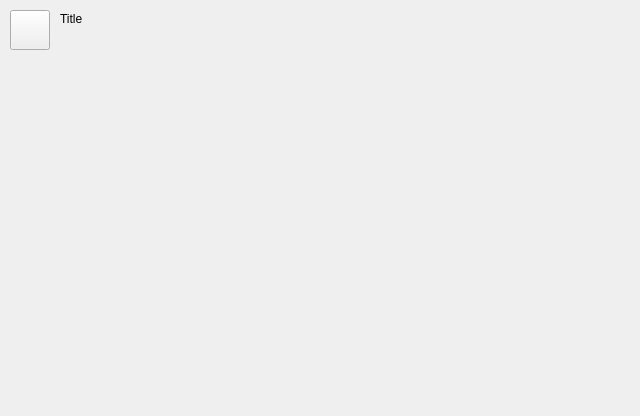
This is tiberius/widget/entertainmentadvisorwidget.ui in jeffmeese/tiberius as Qt 5 draws it before an edit. The edited form follows.
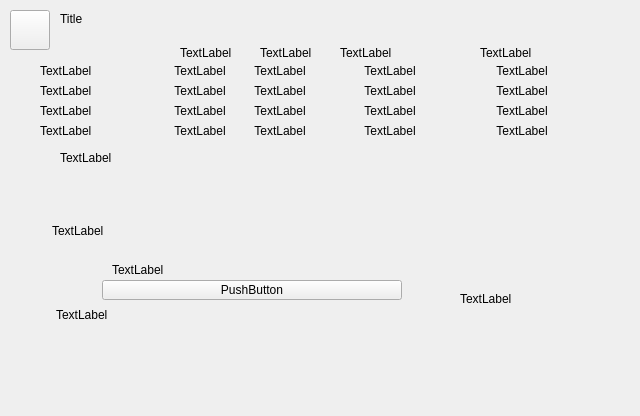
This is the edited form. Custom widgets are drawn as their Qt base class.

```diff
--- a/tiberius/widget/entertainmentadvisorwidget.ui
+++ b/tiberius/widget/entertainmentadvisorwidget.ui
@@ -42,6 +42,542 @@
     <set>Qt::AlignLeading|Qt::AlignLeft|Qt::AlignTop</set>
    </property>
   </widget>
+  <widget class="MessageWidget" name="cEntertainmentArea" native="true">
+   <property name="geometry">
+    <rect>
+     <x>32</x>
+     <y>60</y>
+     <width>576</width>
+     <height>80</height>
+    </rect>
+   </property>
+  </widget>
+  <widget class="MessageWidget" name="cFestivalArea" native="true">
+   <property name="geometry">
+    <rect>
+     <x>48</x>
+     <y>252</y>
+     <width>544</width>
+     <height>96</height>
+    </rect>
+   </property>
+  </widget>
+  <widget class="Label" name="cWorking">
+   <property name="geometry">
+    <rect>
+     <x>180</x>
+     <y>46</y>
+     <width>63</width>
+     <height>20</height>
+    </rect>
+   </property>
+   <property name="text">
+    <string>TextLabel</string>
+   </property>
+   <property name="alignment">
+    <set>Qt::AlignLeading|Qt::AlignLeft|Qt::AlignTop</set>
+   </property>
+  </widget>
+  <widget class="Label" name="cShows">
+   <property name="geometry">
+    <rect>
+     <x>260</x>
+     <y>46</y>
+     <width>63</width>
+     <height>20</height>
+    </rect>
+   </property>
+   <property name="text">
+    <string>TextLabel</string>
+   </property>
+   <property name="alignment">
+    <set>Qt::AlignLeading|Qt::AlignLeft|Qt::AlignTop</set>
+   </property>
+  </widget>
+  <widget class="Label" name="cCanEntertain">
+   <property name="geometry">
+    <rect>
+     <x>340</x>
+     <y>46</y>
+     <width>63</width>
+     <height>20</height>
+    </rect>
+   </property>
+   <property name="text">
+    <string>TextLabel</string>
+   </property>
+   <property name="alignment">
+    <set>Qt::AlignLeading|Qt::AlignLeft|Qt::AlignTop</set>
+   </property>
+  </widget>
+  <widget class="Label" name="cCoverage">
+   <property name="geometry">
+    <rect>
+     <x>480</x>
+     <y>46</y>
+     <width>63</width>
+     <height>20</height>
+    </rect>
+   </property>
+   <property name="text">
+    <string>TextLabel</string>
+   </property>
+   <property name="alignment">
+    <set>Qt::AlignLeading|Qt::AlignLeft|Qt::AlignTop</set>
+   </property>
+  </widget>
+  <widget class="Label" name="cFestivals">
+   <property name="geometry">
+    <rect>
+     <x>52</x>
+     <y>224</y>
+     <width>63</width>
+     <height>20</height>
+    </rect>
+   </property>
+   <property name="text">
+    <string>TextLabel</string>
+   </property>
+   <property name="alignment">
+    <set>Qt::AlignLeading|Qt::AlignLeft|Qt::AlignTop</set>
+   </property>
+  </widget>
+  <widget class="Label" name="cTheatersTotal">
+   <property name="geometry">
+    <rect>
+     <x>40</x>
+     <y>64</y>
+     <width>63</width>
+     <height>20</height>
+    </rect>
+   </property>
+   <property name="text">
+    <string>TextLabel</string>
+   </property>
+   <property name="alignment">
+    <set>Qt::AlignLeading|Qt::AlignLeft|Qt::AlignTop</set>
+   </property>
+  </widget>
+  <widget class="Label" name="cTheatersWorking">
+   <property name="geometry">
+    <rect>
+     <x>150</x>
+     <y>64</y>
+     <width>100</width>
+     <height>20</height>
+    </rect>
+   </property>
+   <property name="text">
+    <string>TextLabel</string>
+   </property>
+   <property name="alignment">
+    <set>Qt::AlignHCenter|Qt::AlignTop</set>
+   </property>
+  </widget>
+  <widget class="Label" name="cTheaterShows">
+   <property name="geometry">
+    <rect>
+     <x>230</x>
+     <y>64</y>
+     <width>100</width>
+     <height>20</height>
+    </rect>
+   </property>
+   <property name="text">
+    <string>TextLabel</string>
+   </property>
+   <property name="alignment">
+    <set>Qt::AlignHCenter|Qt::AlignTop</set>
+   </property>
+  </widget>
+  <widget class="Label" name="cTheaterCanEntertain">
+   <property name="geometry">
+    <rect>
+     <x>340</x>
+     <y>64</y>
+     <width>100</width>
+     <height>20</height>
+    </rect>
+   </property>
+   <property name="text">
+    <string>TextLabel</string>
+   </property>
+   <property name="alignment">
+    <set>Qt::AlignHCenter|Qt::AlignTop</set>
+   </property>
+  </widget>
+  <widget class="Label" name="cTheaterCoverage">
+   <property name="geometry">
+    <rect>
+     <x>470</x>
+     <y>64</y>
+     <width>104</width>
+     <height>20</height>
+    </rect>
+   </property>
+   <property name="text">
+    <string>TextLabel</string>
+   </property>
+   <property name="alignment">
+    <set>Qt::AlignHCenter|Qt::AlignTop</set>
+   </property>
+  </widget>
+  <widget class="Label" name="cAmpitheaterTotal">
+   <property name="geometry">
+    <rect>
+     <x>40</x>
+     <y>84</y>
+     <width>63</width>
+     <height>20</height>
+    </rect>
+   </property>
+   <property name="text">
+    <string>TextLabel</string>
+   </property>
+   <property name="alignment">
+    <set>Qt::AlignLeading|Qt::AlignLeft|Qt::AlignTop</set>
+   </property>
+  </widget>
+  <widget class="Label" name="cAmpitheaterWorking">
+   <property name="geometry">
+    <rect>
+     <x>150</x>
+     <y>84</y>
+     <width>100</width>
+     <height>20</height>
+    </rect>
+   </property>
+   <property name="text">
+    <string>TextLabel</string>
+   </property>
+   <property name="alignment">
+    <set>Qt::AlignHCenter|Qt::AlignTop</set>
+   </property>
+  </widget>
+  <widget class="Label" name="cAmpitheaterShows">
+   <property name="geometry">
+    <rect>
+     <x>230</x>
+     <y>84</y>
+     <width>100</width>
+     <height>20</height>
+    </rect>
+   </property>
+   <property name="text">
+    <string>TextLabel</string>
+   </property>
+   <property name="alignment">
+    <set>Qt::AlignHCenter|Qt::AlignTop</set>
+   </property>
+  </widget>
+  <widget class="Label" name="cAmpitheaterCanEntertain">
+   <property name="geometry">
+    <rect>
+     <x>340</x>
+     <y>84</y>
+     <width>100</width>
+     <height>20</height>
+    </rect>
+   </property>
+   <property name="text">
+    <string>TextLabel</string>
+   </property>
+   <property name="alignment">
+    <set>Qt::AlignHCenter|Qt::AlignTop</set>
+   </property>
+  </widget>
+  <widget class="Label" name="cAmpitheaterCoverage">
+   <property name="geometry">
+    <rect>
+     <x>470</x>
+     <y>84</y>
+     <width>104</width>
+     <height>20</height>
+    </rect>
+   </property>
+   <property name="text">
+    <string>TextLabel</string>
+   </property>
+   <property name="alignment">
+    <set>Qt::AlignHCenter|Qt::AlignTop</set>
+   </property>
+  </widget>
+  <widget class="Label" name="cColosseumTotal">
+   <property name="geometry">
+    <rect>
+     <x>40</x>
+     <y>104</y>
+     <width>63</width>
+     <height>20</height>
+    </rect>
+   </property>
+   <property name="text">
+    <string>TextLabel</string>
+   </property>
+   <property name="alignment">
+    <set>Qt::AlignLeading|Qt::AlignLeft|Qt::AlignTop</set>
+   </property>
+  </widget>
+  <widget class="Label" name="cColosseumWorking">
+   <property name="geometry">
+    <rect>
+     <x>150</x>
+     <y>104</y>
+     <width>100</width>
+     <height>20</height>
+    </rect>
+   </property>
+   <property name="text">
+    <string>TextLabel</string>
+   </property>
+   <property name="alignment">
+    <set>Qt::AlignHCenter|Qt::AlignTop</set>
+   </property>
+  </widget>
+  <widget class="Label" name="cColosseumShows">
+   <property name="geometry">
+    <rect>
+     <x>230</x>
+     <y>104</y>
+     <width>100</width>
+     <height>20</height>
+    </rect>
+   </property>
+   <property name="text">
+    <string>TextLabel</string>
+   </property>
+   <property name="alignment">
+    <set>Qt::AlignHCenter|Qt::AlignTop</set>
+   </property>
+  </widget>
+  <widget class="Label" name="cColosseumCanEntertain">
+   <property name="geometry">
+    <rect>
+     <x>340</x>
+     <y>104</y>
+     <width>100</width>
+     <height>20</height>
+    </rect>
+   </property>
+   <property name="text">
+    <string>TextLabel</string>
+   </property>
+   <property name="alignment">
+    <set>Qt::AlignHCenter|Qt::AlignTop</set>
+   </property>
+  </widget>
+  <widget class="Label" name="cColosseumCoverage">
+   <property name="geometry">
+    <rect>
+     <x>470</x>
+     <y>104</y>
+     <width>104</width>
+     <height>20</height>
+    </rect>
+   </property>
+   <property name="text">
+    <string>TextLabel</string>
+   </property>
+   <property name="alignment">
+    <set>Qt::AlignHCenter|Qt::AlignTop</set>
+   </property>
+  </widget>
+  <widget class="Label" name="cHippodromeTotal">
+   <property name="geometry">
+    <rect>
+     <x>40</x>
+     <y>124</y>
+     <width>63</width>
+     <height>20</height>
+    </rect>
+   </property>
+   <property name="text">
+    <string>TextLabel</string>
+   </property>
+   <property name="alignment">
+    <set>Qt::AlignLeading|Qt::AlignLeft|Qt::AlignTop</set>
+   </property>
+  </widget>
+  <widget class="Label" name="cHippodromeWorking">
+   <property name="geometry">
+    <rect>
+     <x>150</x>
+     <y>124</y>
+     <width>100</width>
+     <height>20</height>
+    </rect>
+   </property>
+   <property name="text">
+    <string>TextLabel</string>
+   </property>
+   <property name="alignment">
+    <set>Qt::AlignHCenter|Qt::AlignTop</set>
+   </property>
+  </widget>
+  <widget class="Label" name="cHippodromeShows">
+   <property name="geometry">
+    <rect>
+     <x>230</x>
+     <y>124</y>
+     <width>100</width>
+     <height>20</height>
+    </rect>
+   </property>
+   <property name="text">
+    <string>TextLabel</string>
+   </property>
+   <property name="alignment">
+    <set>Qt::AlignHCenter|Qt::AlignTop</set>
+   </property>
+  </widget>
+  <widget class="Label" name="cHippodromeCanEntertain">
+   <property name="geometry">
+    <rect>
+     <x>340</x>
+     <y>124</y>
+     <width>100</width>
+     <height>20</height>
+    </rect>
+   </property>
+   <property name="text">
+    <string>TextLabel</string>
+   </property>
+   <property name="alignment">
+    <set>Qt::AlignHCenter|Qt::AlignTop</set>
+   </property>
+  </widget>
+  <widget class="Label" name="cHippodromeCoverage">
+   <property name="geometry">
+    <rect>
+     <x>470</x>
+     <y>124</y>
+     <width>104</width>
+     <height>20</height>
+    </rect>
+   </property>
+   <property name="text">
+    <string>TextLabel</string>
+   </property>
+   <property name="alignment">
+    <set>Qt::AlignHCenter|Qt::AlignTop</set>
+   </property>
+  </widget>
+  <widget class="Label" name="cMonthsSinceFestival">
+   <property name="geometry">
+    <rect>
+     <x>112</x>
+     <y>260</y>
+     <width>63</width>
+     <height>20</height>
+    </rect>
+   </property>
+   <property name="text">
+    <string>TextLabel</string>
+   </property>
+  </widget>
+  <widget class="Label" name="cSentiment">
+   <property name="geometry">
+    <rect>
+     <x>56</x>
+     <y>305</y>
+     <width>380</width>
+     <height>20</height>
+    </rect>
+   </property>
+   <property name="text">
+    <string>TextLabel</string>
+   </property>
+  </widget>
+  <widget class="Button" name="cCreateFestival">
+   <property name="geometry">
+    <rect>
+     <x>102</x>
+     <y>280</y>
+     <width>300</width>
+     <height>20</height>
+    </rect>
+   </property>
+   <property name="text">
+    <string>PushButton</string>
+   </property>
+  </widget>
+  <widget class="Label" name="cMessage">
+   <property name="geometry">
+    <rect>
+     <x>60</x>
+     <y>148</y>
+     <width>512</width>
+     <height>20</height>
+    </rect>
+   </property>
+   <property name="text">
+    <string>TextLabel</string>
+   </property>
+  </widget>
+  <widget class="QLabel" name="cFestivalImage">
+   <property name="geometry">
+    <rect>
+     <x>460</x>
+     <y>255</y>
+     <width>126</width>
+     <height>88</height>
+    </rect>
+   </property>
+   <property name="text">
+    <string>TextLabel</string>
+   </property>
+  </widget>
+  <widget class="Label" name="cPreparing">
+   <property name="geometry">
+    <rect>
+     <x>102</x>
+     <y>284</y>
+     <width>300</width>
+     <height>20</height>
+    </rect>
+   </property>
+   <property name="text">
+    <string>TextLabel</string>
+   </property>
+   <property name="alignment">
+    <set>Qt::AlignHCenter|Qt::AlignTop</set>
+   </property>
+  </widget>
+  <zorder>cIconButton</zorder>
+  <zorder>cTitle</zorder>
+  <zorder>cEntertainmentArea</zorder>
+  <zorder>cFestivalArea</zorder>
+  <zorder>cWorking</zorder>
+  <zorder>cShows</zorder>
+  <zorder>cCanEntertain</zorder>
+  <zorder>cCoverage</zorder>
+  <zorder>cFestivals</zorder>
+  <zorder>cTheatersTotal</zorder>
+  <zorder>cTheatersWorking</zorder>
+  <zorder>cTheaterShows</zorder>
+  <zorder>cTheaterCanEntertain</zorder>
+  <zorder>cTheaterCoverage</zorder>
+  <zorder>cAmpitheaterTotal</zorder>
+  <zorder>cAmpitheaterWorking</zorder>
+  <zorder>cAmpitheaterShows</zorder>
+  <zorder>cAmpitheaterCanEntertain</zorder>
+  <zorder>cAmpitheaterCoverage</zorder>
+  <zorder>cColosseumTotal</zorder>
+  <zorder>cColosseumWorking</zorder>
+  <zorder>cColosseumShows</zorder>
+  <zorder>cColosseumCanEntertain</zorder>
+  <zorder>cColosseumCoverage</zorder>
+  <zorder>cHippodromeTotal</zorder>
+  <zorder>cHippodromeWorking</zorder>
+  <zorder>cHippodromeShows</zorder>
+  <zorder>cHippodromeCanEntertain</zorder>
+  <zorder>cHippodromeCoverage</zorder>
+  <zorder>cMonthsSinceFestival</zorder>
+  <zorder>cSentiment</zorder>
+  <zorder>cMessage</zorder>
+  <zorder>cFestivalImage</zorder>
+  <zorder>cPreparing</zorder>
+  <zorder>cCreateFestival</zorder>
  </widget>
  <customwidgets>
   <customwidget>
@@ -54,6 +590,12 @@
    <extends>QLabel</extends>
    <header>widget/label.h</header>
   </customwidget>
+  <customwidget>
+   <class>MessageWidget</class>
+   <extends>QWidget</extends>
+   <header>widget/messagewidget.h</header>
+   <container>1</container>
+  </customwidget>
  </customwidgets>
  <resources/>
  <connections/>
```
